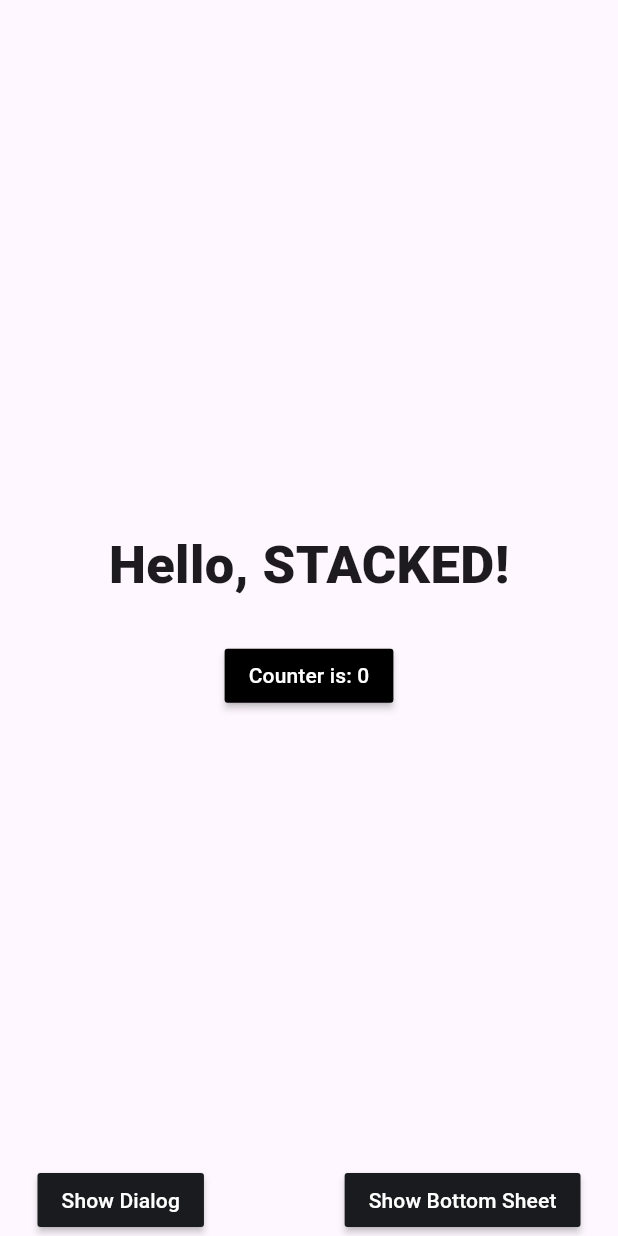
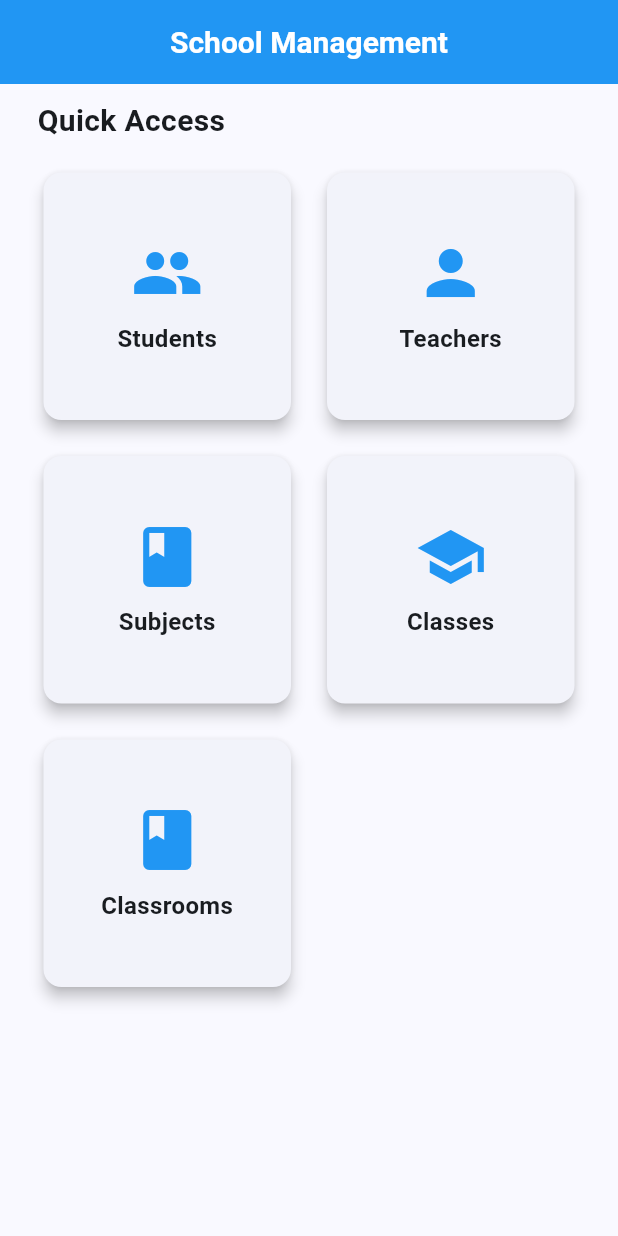
Before and after one commit to jezzerjohn21/Schoolmanagement, a Flutter app: the screen it shows after launch, on a phone screen of 412 x 824 dp. Run offline on Flutter 3.47's test engine with Material 3 defaults, Android fonts, the phone set to English and light mode, and no system bars; our stand-ins replace dio, stacked, stacked_services, stacked_shared.

Commit message:
2nd set of funtions

```diff
--- a/lib/app/app.dart
+++ b/lib/app/app.dart
@@ -5,6 +5,7 @@ import 'package:schoolmanagement/ui/views/startup/startup_view.dart';
 import 'package:stacked/stacked_annotations.dart';
 import 'package:stacked_services/stacked_services.dart';
 import 'package:schoolmanagement/ui/views/dashboard/dashboard_view.dart';
+import 'package:schoolmanagement/ui/views/student/student_view.dart';
 // @stacked-import
 
 @StackedApp(
@@ -12,6 +13,7 @@ import 'package:schoolmanagement/ui/views/dashboard/dashboard_view.dart';
     MaterialRoute(page: HomeView),
     MaterialRoute(page: StartupView),
     MaterialRoute(page: DashboardView),
+    MaterialRoute(page: StudentView),
 // @stacked-route
   ],
   dependencies: [
--- a/lib/main.dart
+++ b/lib/main.dart
@@ -3,13 +3,16 @@ import 'package:schoolmanagement/app/app.bottomsheets.dart';
 import 'package:schoolmanagement/app/app.dialogs.dart';
 import 'package:schoolmanagement/app/app.locator.dart';
 import 'package:schoolmanagement/app/app.router.dart';
+import 'package:schoolmanagement/themes/app_theme.dart';
 import 'package:stacked_services/stacked_services.dart';
+import 'dart:io';
 
 Future<void> main() async {
   WidgetsFlutterBinding.ensureInitialized();
   await setupLocator();
   setupDialogUi();
   setupBottomSheetUi();
+  HttpOverrides.global = MyHttpOverrides();
   runApp(const MainApp());
 }
 
@@ -19,6 +22,9 @@ class MainApp extends StatelessWidget {
   @override
   Widget build(BuildContext context) {
     return MaterialApp(
+      title: 'School Management',
+      theme: AppTheme.getAppTheme(),
+      debugShowCheckedModeBanner: false,
       initialRoute: Routes.startupView,
       onGenerateRoute: StackedRouter().onGenerateRoute,
       navigatorKey: StackedService.navigatorKey,
@@ -28,3 +34,10 @@ class MainApp extends StatelessWidget {
     );
   }
 }
+ class MyHttpOverrides extends HttpOverrides{
+  @override
+  HttpClient createHttpClient(SecurityContext? context){
+    return super.createHttpClient(context)
+      ..badCertificateCallback = (X509Certificate cert, String host, int port)=> true;
+  }
+}
--- /dev/null
+++ b/lib/services/student_service.dart
@@ -0,0 +1,38 @@
+import 'package:dio/dio.dart';
+import 'package:schoolmanagement/model/student.dart';
+
+class StudentService {
+  final _dio = Dio();
+
+ Future<List<Student>> getStudents() async {
+    List<Student> students = [];
+    try {
+  final response = await _dio.get(
+    "https://localhost:7130/SchoolManagement/Student/GetStudent"
+  );
+  if (response.statusCode == 500) {
+    throw Exception();
+  }
+  List<dynamic> rawStudents = response.data;
+  List<Student> students = rawStudents.map((student) => Student.fromJson(student)).toList();
+
+  return students;
+} catch (e) {
+  try {
+    final response = await _dio.get(
+      "https://10.0.2.2:7130/SchoolManagement/Student/GetStudent"
+    );
+    if (response.statusCode == 500) {
+      throw Exception();
+    }
+    List<dynamic> rawStudents = response.data;
+    List<Student> students = rawStudents.map((student) => Student.fromJson(student)).toList();
+    return students;
+  } catch (e) {
+    print("Both URLs failed to retrieve students.");
+    // Handle the failure scenario appropriately
+    return []; // or throw an error, log, etc.
+  }
+}
+  }
+}
--- /dev/null
+++ b/lib/themes/app_theme.dart
@@ -0,0 +1,33 @@
+import 'package:flutter/material.dart';
+
+class AppTheme {
+  static ThemeData getAppTheme() {
+    return ThemeData(
+      colorScheme: ColorScheme.fromSeed(
+          seedColor: const Color.fromARGB(255, 147, 146, 148)),
+      useMaterial3: true,
+
+      primaryColor: Colors.blue, // Change the primary color
+      hintColor: Colors.black, // Change the accent color
+
+      appBarTheme: const AppBarTheme(
+        backgroundColor: Colors.blue, // Change the app bar background color
+        centerTitle: true,
+        titleTextStyle: TextStyle(
+          color: Colors.white, // Change the app bar title text color
+          fontSize: 20.0,
+          fontWeight: FontWeight.bold,
+        ),
+      ),
+
+      elevatedButtonTheme: ElevatedButtonThemeData(
+        style: ElevatedButton.styleFrom(
+          foregroundColor: Colors.white,
+          backgroundColor:
+              Colors.blueGrey, // Change the text color on the button
+          padding: const EdgeInsets.symmetric(vertical: 16.0, horizontal: 40.0),
+        ),
+      ),
+    );
+  }
+}
--- a/lib/ui/views/home/home_view.dart
+++ b/lib/ui/views/home/home_view.dart
@@ -1,9 +1,19 @@
 import 'package:flutter/material.dart';
+import 'package:flutter/rendering.dart';
+import 'package:flutter/widgets.dart';
+import 'package:schoolmanagement/themes/app_theme.dart';
 import 'package:stacked/stacked.dart';
 import 'package:schoolmanagement/ui/common/app_colors.dart';
 import 'package:schoolmanagement/ui/common/ui_helpers.dart';
 
 import 'home_viewmodel.dart';
+
+class MenuData {
+  final IconData icon;
+  final String title;
+
+  MenuData(this.icon, this.title);
+}
 
 class HomeView extends StackedView<HomeViewModel> {
   const HomeView({Key? key}) : super(key: key);
@@ -15,62 +25,90 @@ class HomeView extends StackedView<HomeViewModel> {
     Widget? child,
   ) {
     return Scaffold(
+      appBar: AppBar(title: const Text('School Management')),
       body: SafeArea(
         child: Padding(
-          padding: const EdgeInsets.symmetric(horizontal: 25.0),
+          padding: EdgeInsets.symmetric(horizontal: 25.0, vertical: 10.0),
           child: Center(
             child: Column(
-              mainAxisSize: MainAxisSize.max,
-              mainAxisAlignment: MainAxisAlignment.spaceBetween,
+              crossAxisAlignment: CrossAxisAlignment.start,
               children: [
-                verticalSpaceLarge,
-                Column(
-                  children: [
-                    const Text(
-                      'Hello, STACKED!',
+                Text(
+                  'Quick Access',
                   style: TextStyle(
-                        fontSize: 35,
-                        fontWeight: FontWeight.w900,
+                    fontSize: 20.0,
+                    fontWeight: FontWeight.bold,
                   ),
                 ),
-                    verticalSpaceMedium,
-                    MaterialButton(
-                      color: Colors.black,
-                      onPressed: viewModel.incrementCounter,
-                      child: Text(
-                        viewModel.counterLabel,
-                        style: const TextStyle(color: Colors.white),
+                SizedBox(height: 16.0),
+                Expanded(
+                  child: GridView.count(
+                    crossAxisCount: 2,
+                    crossAxisSpacing: 16.0,
+                    mainAxisSpacing: 16.0,
+                    children: [
+                      _buildMenuItem(context, 'Students', Icons.people, () {
+
+                        viewModel.navigatestudentView();
+                        // Navigate to students screen
+                        // Example: Navigator.pushNamed(context, '/students');
+                      }),
+                      _buildMenuItem(context, 'Teachers', Icons.person, () {
+                        // Navigate to teachers screen
+                        // Example: Navigator.pushNamed(context, '/teachers');
+                      }),
+                      _buildMenuItem(context, 'Subjects', Icons.book, () {
+                        // Navigate to subjects screen
+                        // Example: Navigator.pushNamed(context, '/subjects');
+                      }),
+                      _buildMenuItem(context, 'Classes', Icons.school, () {
+                        // Navigate to classes screen
+                        // Example: Navigator.pushNamed(context, '/classes');
+                      }),
+                      _buildMenuItem(context, 'Classrooms', Icons.class_, () {
+                        // Navigate to classrooms screen
+                        // Example: Navigator.pushNamed(context, '/classrooms');
+                      }),
+                    ],
                   ),
                 ),
               ],
             ),
-                Row(
-                  mainAxisAlignment: MainAxisAlignment.spaceBetween,
-                  children: [
-                    MaterialButton(
-                      color: kcDarkGreyColor,
-                      onPressed: viewModel.showDialog,
-                      child: const Text(
-                        'Show Dialog',
-                        style: TextStyle(
-                          color: Colors.white,
           ),
         ),
       ),
-                    MaterialButton(
-                      color: kcDarkGreyColor,
-                      onPressed: viewModel.showBottomSheet,
-                      child: const Text(
-                        'Show Bottom Sheet',
+    );
+  }
+
+  Widget _buildMenuItem(
+      BuildContext context, String title, IconData icon, Function() onTap) {
+    return InkWell(
+      onTap: onTap,
+      child: Card(
+        elevation: 4.0,
+        shape: RoundedRectangleBorder(
+          borderRadius: BorderRadius.circular(12.0),
+        ),
+        child: Container(
+          padding: const EdgeInsets.all(16.0),
+          child: Column(
+            mainAxisAlignment: MainAxisAlignment.center,
+            children: [
+              Icon(
+                icon,
+                size: 48.0,
+                color: Colors.blue,
+              ),
+              SizedBox(height: 8.0),
+              Text(
+                title,
                 style: TextStyle(
-                          color: Colors.white,
+                  fontSize: 16.0,
+                  fontWeight: FontWeight.bold,
                 ),
-                      ),
+                textAlign: TextAlign.center,
               ),
             ],
-                )
-              ],
-            ),
           ),
         ),
       ),
--- a/lib/ui/views/home/home_viewmodel.dart
+++ b/lib/ui/views/home/home_viewmodel.dart
@@ -1,36 +1,15 @@
 import 'package:schoolmanagement/app/app.bottomsheets.dart';
 import 'package:schoolmanagement/app/app.dialogs.dart';
 import 'package:schoolmanagement/app/app.locator.dart';
+import 'package:schoolmanagement/app/app.router.dart';
 import 'package:schoolmanagement/ui/common/app_strings.dart';
 import 'package:stacked/stacked.dart';
 import 'package:stacked_services/stacked_services.dart';
 
 class HomeViewModel extends BaseViewModel {
-  final _dialogService = locator<DialogService>();
-  final _bottomSheetService = locator<BottomSheetService>();
+  final _navigationService = locator<NavigationService>();
 
-  String get counterLabel => 'Counter is: $_counter';
-
-  int _counter = 0;
-
-  void incrementCounter() {
-    _counter++;
-    rebuildUi();
-  }
-
-  void showDialog() {
-    _dialogService.showCustomDialog(
-      variant: DialogType.infoAlert,
-      title: 'Stacked Rocks!',
-      description: 'Give stacked $_counter stars on Github',
-    );
-  }
-
-  void showBottomSheet() {
-    _bottomSheetService.showCustomSheet(
-      variant: BottomSheetType.notice,
-      title: ksHomeBottomSheetTitle,
-      description: ksHomeBottomSheetDescription,
-    );
+  navigatestudentView() async {
+    await _navigationService.navigateToStudentView();
   }
 }
--- /dev/null
+++ b/lib/ui/views/student/student_viewmodel.dart
@@ -0,0 +1,22 @@
+import 'package:schoolmanagement/model/student.dart';
+import 'package:schoolmanagement/services/student_service.dart';
+import 'package:stacked/stacked.dart';
+
+class StudentViewModel extends BaseViewModel {
+  final _studentService = StudentService();
+
+
+
+  List<Student> _students = [];
+  List<Student> get students => _students;
+
+  StudentViewModel(){
+  getStudentFromService();
+  }
+
+  getStudentFromService() async {
+  _students = await _studentService.getStudents();
+  rebuildUi();
+  }
+
+}
--- a/pubspec.yaml
+++ b/pubspec.yaml
@@ -7,8 +7,10 @@ environment:
   sdk: '>=3.0.3 <4.0.0'
 
 dependencies:
+  dio: ^5.4.1
   flutter:
     sdk: flutter
+  json_annotation: ^4.8.1
   stacked: ^3.4.0
   stacked_services: ^1.1.0
 
@@ -19,6 +21,7 @@ dev_dependencies:
   flutter_lints: ^2.0.0
   mockito: ^5.4.1
   stacked_generator: ^1.3.3
+  json_serializable: ^6.7.1
 
 flutter:
   uses-material-design: true
```
Also changed, not shown: lib/app/app.router.dart (+48 -6 lines), lib/model/student.dart (added, +25 -0 lines), lib/ui/views/student/student_view.dart (added, +179 -0 lines), lib/model/student.g.dart (added), pubspec.lock, 1 other file. Lines whose indentation alone changed are shown as unchanged.
